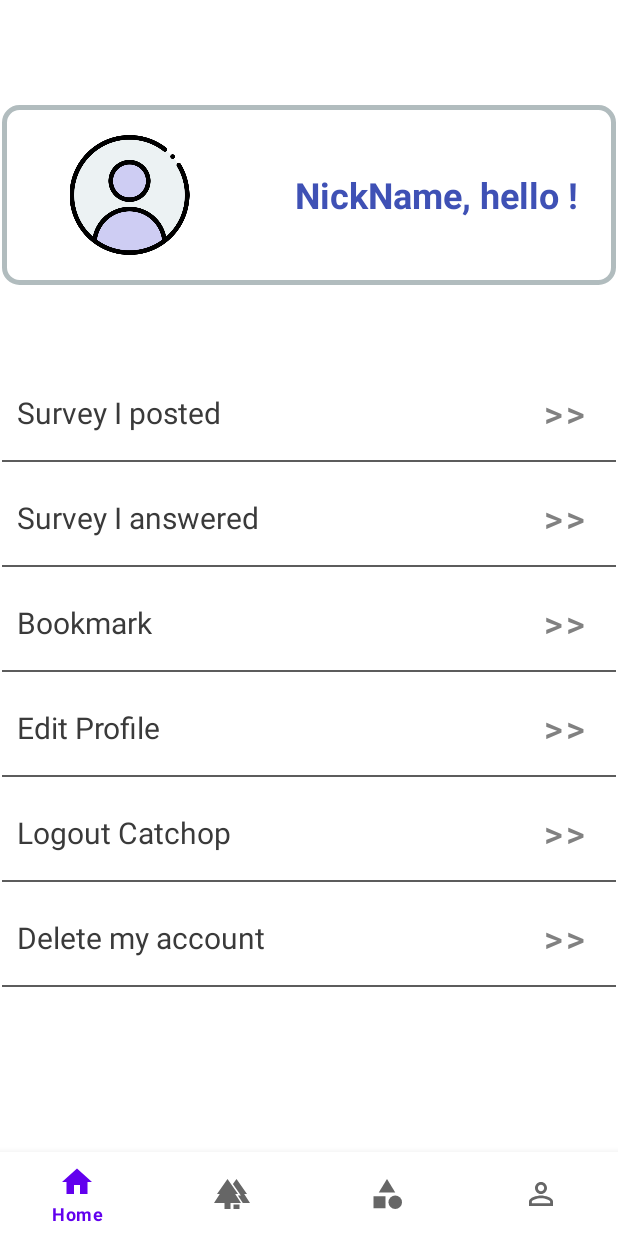
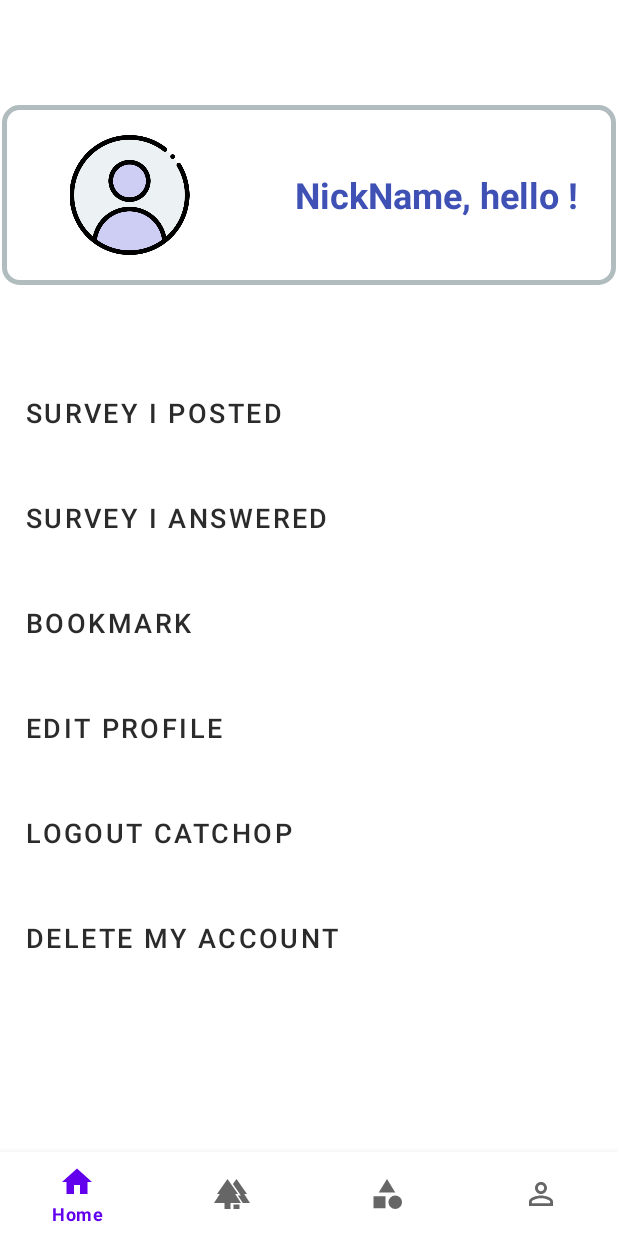
Before and after one commit to 0213sua/Catchop, an Android app: the fragment MypageFragment placed in its activity, on a phone screen of 412 x 824 dp. Run offline under Robolectric (Android 15) with nearby library versions, the light colour scheme and no system bars; our stand-ins replace Firebase (no records; nobody signed in at launch, a user with empty details on screens opened directly).

Commit message:
delete account

```diff
--- a/app/src/main/java/com/example/mp_teamproject/MypageFragment.kt
+++ b/app/src/main/java/com/example/mp_teamproject/MypageFragment.kt
@@ -34,30 +34,26 @@ class MypageFragment : Fragment() {
         // Inflate the layout for this fragment
         binding = FragmentMypageBinding.inflate(layoutInflater)
 
-        binding.LObtn.setOnClickListener {
+        binding.MPLogoutBtn.setOnClickListener {
             val intent = Intent(this@MypageFragment.requireContext(),Login::class.java)
             intent.addFlags(Intent.FLAG_ACTIVITY_CLEAR_TOP)
             startActivity(intent)
             auth?.signOut()
-            Toast.makeText( this.context, "로그아웃 성공", Toast.LENGTH_SHORT
+            Toast.makeText( this.context, "로그아웃되었습니다.", Toast.LENGTH_SHORT
             ).show()
         }
 
-        binding.DMAbtn.setOnClickListener {
+        binding.MPDeleteABtn.setOnClickListener {
             val intent = Intent(this@MypageFragment.requireContext(),Login::class.java)
             intent.addFlags(Intent.FLAG_ACTIVITY_CLEAR_TOP)
             startActivity(intent)
-            auth?.signOut()
-            Toast.makeText( this.context, "로그아웃 성공", Toast.LENGTH_SHORT
+            auth?.currentUser?.delete()
+            Toast.makeText( this.context, "회원 탈퇴가 완료되었습니다.", Toast.LENGTH_SHORT
             ).show()
         }
 
         return binding.root
     }
 
-    companion object {
-        fun newInstance():MypageFragment{
-            return MypageFragment()
-        }
-    }
+
 }
--- a/app/src/main/java/com/example/mp_teamproject/SignUp.kt
+++ b/app/src/main/java/com/example/mp_teamproject/SignUp.kt
@@ -1,16 +1,13 @@
 package com.example.mp_teamproject
 
-import android.R
 import android.os.Bundle
 import android.telephony.PhoneNumberFormattingTextWatcher
 import android.text.Editable
 import android.text.TextUtils
 import android.text.TextWatcher
-import android.view.View
-import android.widget.EditText
 import android.widget.Toast
+import androidx.appcompat.app.ActionBar
 import androidx.appcompat.app.AppCompatActivity
-import androidx.core.view.get
 import com.example.mp_teamproject.databinding.ActivitySignUpBinding
 import com.google.firebase.auth.FirebaseAuth
 
@@ -24,12 +21,28 @@ class SignUp : AppCompatActivity() {
         val binding = ActivitySignUpBinding.inflate(layoutInflater)
         setContentView(binding.root)
 
+        val actionBar: ActionBar? = supportActionBar
+
+        actionBar?.setTitle("Create Account")
+
+
+        actionBar?.setDisplayHomeAsUpEnabled(true) //뒤로가기버튼
+
+        actionBar?.setDisplayShowHomeEnabled(true)
+
         auth = FirebaseAuth.getInstance()
 
+
         binding.SUSignupBtn.setOnClickListener {
-            if (TextUtils.isEmpty(binding.SUNameEditText.getText())) { binding.SUSignupBtn.isEnabled = false }
-            if (TextUtils.isEmpty(binding.SUEmailEditText.getText())) { binding.SUSignupBtn.isEnabled = false }
-            if (TextUtils.isEmpty(binding.SUPhoneEditText.getText())) { binding.SUSignupBtn.isEnabled = false }
+            if (TextUtils.isEmpty(binding.SUNameEditText.getText())) {
+                Toast.makeText(this,"Plz put your name", Toast.LENGTH_SHORT).show()
+                return@setOnClickListener }
+            if (TextUtils.isEmpty(binding.SUEmailEditText.getText())) {
+                Toast.makeText(this,"Plz put your email", Toast.LENGTH_SHORT).show()
+                return@setOnClickListener }
+            if (TextUtils.isEmpty(binding.SUPhoneEditText.getText())) {
+                Toast.makeText(this,"Plz put your phone number", Toast.LENGTH_SHORT).show()
+                return@setOnClickListener }
 
 
             createAccount(
@@ -68,15 +81,22 @@ class SignUp : AppCompatActivity() {
         auth.createUserWithEmailAndPassword(email,password)
             .addOnCompleteListener { task ->
                 if (task.isSuccessful) {
-                    Toast.makeText(this,"회원가입 성공", Toast.LENGTH_SHORT).show()
-                    val user = auth.currentUser
+                    Toast.makeText(this,"Member registration Successful !", Toast.LENGTH_SHORT).show()
+                    //val firebaseUser: FirebaseUser? = auth.currentUser
+
+//                    val user = auth.currentUser
+//                    val hashMap: HashMap<String, Any> = HashMap()
+//                    hashMap["email"] = email
+//                    hashMap["pw"] = password
+//                    hashMap["name"] = name
+
 
                 } else {
-                    Toast.makeText(this, "회원가입 실패", Toast.LENGTH_SHORT).show()
+                    Toast.makeText(this, "Member registration Failed !", Toast.LENGTH_SHORT).show()
                 }
             }
             .addOnFailureListener {
-                Toast.makeText(this,"회원가입 실패", Toast.LENGTH_SHORT).show()
+                Toast.makeText(this,"Member registration Failed !", Toast.LENGTH_SHORT).show()
             }
     }
 
--- a/app/src/main/res/layout/fragment_mypage.xml
+++ b/app/src/main/res/layout/fragment_mypage.xml
@@ -55,175 +55,74 @@
             android:layout_marginTop="50dp"
             android:orientation="vertical">
 
-            <LinearLayout
+            <Button
+                android:id="@+id/MP_SIPBtn"
                 android:layout_width="match_parent"
-                android:layout_height="wrap_content"
-                android:orientation="horizontal"
-                android:background="@drawable/layout_outline">
-
-                <TextView
-                    android:id="@+id/SurveyIposted"
-                    android:layout_width="330dp"
                 android:layout_height="70dp"
-                    android:layout_marginLeft="10dp"
-                    android:gravity="center_vertical"
+                android:background="#00ff0000"
+                android:backgroundTint="#FEFEFE"
+                android:gravity="left|center"
                 android:text="Survey I posted"
-                    android:textColor="#3A3A3A"
-                    android:textSize="20sp" />
+                android:textColor="#2B2B2B"
+                android:textSize="18sp" />
 
             <Button
-                    android:id="@+id/SIPbtn"
-                    android:layout_width="wrap_content"
-                    android:layout_height="match_parent"
-                    android:layout_weight="1"
+                android:id="@+id/MP_SIABtn"
+                android:layout_width="match_parent"
+                android:layout_height="70dp"
                 android:background="#00ff0000"
                 android:backgroundTint="#FEFEFE"
-                    android:text=">>"
-                    android:textColor="#818181"
-                    android:textSize="24sp" />
+                android:text="Survey I answered"
+                android:textColor="#2B2B2B"
+                android:textSize="18sp"
+                android:gravity="left|center"/>
+            <Button
+                android:id="@+id/MP_BookmarkBtn"
+                android:layout_width="match_parent"
+                android:layout_height="70dp"
+                android:background="#00ff0000"
+                android:backgroundTint="#FEFEFE"
+                android:text="Bookmark"
+                android:textColor="#2B2B2B"
+                android:textSize="18sp"
+                android:gravity="left|center"/>
 
-            </LinearLayout>
-
-            <LinearLayout
-                android:layout_width="match_parent"
-                android:layout_height="wrap_content"
-                android:orientation="horizontal"
-                android:background="@drawable/layout_outline">
-
-                <TextView
-                    android:id="@+id/SurveyIanswered"
-                    android:layout_width="330dp"
-                    android:layout_height="70dp"
-                    android:layout_marginLeft="10dp"
-                    android:gravity="center_vertical"
-                    android:text="Survey I answered"
-                    android:textColor="#3A3A3A"
-                    android:textSize="20sp" />
 
             <Button
-                    android:id="@+id/SIAbtn"
-                    android:layout_width="wrap_content"
-                    android:layout_height="match_parent"
-                    android:layout_weight="1"
+                android:id="@+id/MP_EditprofileBtn"
+                android:layout_width="match_parent"
+                android:layout_height="70dp"
                 android:background="#00ff0000"
                 android:backgroundTint="#FEFEFE"
-                    android:text=">>"
-                    android:textColor="#818181"
-                    android:textSize="24sp" />
-            </LinearLayout>
+                android:text="Edit Profile"
+                android:textColor="#2B2B2B"
+                android:textSize="18sp"
+                android:gravity="left|center"/>
 
-            <LinearLayout
-                android:layout_width="match_parent"
-                android:layout_height="wrap_content"
-                android:orientation="horizontal"
-                android:background="@drawable/layout_outline">
-
-                <TextView
-                    android:id="@+id/mp_Bookmark"
-                    android:layout_width="330dp"
-                    android:layout_height="70dp"
-                    android:layout_marginLeft="10dp"
-                    android:gravity="center_vertical"
-                    android:text="Bookmark"
-                    android:textColor="#3A3A3A"
-                    android:textSize="20sp" />
 
             <Button
-                    android:id="@+id/BMbtn"
-                    android:layout_width="wrap_content"
-                    android:layout_height="match_parent"
-                    android:layout_weight="1"
+                android:id="@+id/MP_LogoutBtn"
+                android:layout_width="match_parent"
+                android:layout_height="70dp"
                 android:background="#00ff0000"
                 android:backgroundTint="#FEFEFE"
-                    android:text=">>"
-                    android:textColor="#818181"
-                    android:textSize="24sp" />
-            </LinearLayout>
-
-            <LinearLayout
-                android:layout_width="match_parent"
-                android:layout_height="wrap_content"
-                android:orientation="horizontal"
-                android:background="@drawable/layout_outline">
-
-                <TextView
-                    android:id="@+id/EditProfile"
-                    android:layout_width="330dp"
-                    android:layout_height="70dp"
-                    android:layout_marginLeft="10dp"
-                    android:gravity="center_vertical"
-                    android:text="Edit Profile"
-                    android:textColor="#3A3A3A"
-                    android:textSize="20sp"
-                    tools:ignore="DuplicateIds" />
+                android:text="Logout Catchop"
+                android:textColor="#2B2B2B"
+                android:textSize="18sp"
+                android:gravity="left|center"/>
 
             <Button
-                    android:id="@+id/EPbtn"
-                    android:layout_width="wrap_content"
-                    android:layout_height="match_parent"
-                    android:layout_weight="1"
+                android:id="@+id/MP_DeleteABtn"
+                android:layout_width="match_parent"
+                android:layout_height="70dp"
                 android:background="#00ff0000"
                 android:backgroundTint="#FEFEFE"
-                    android:text=">>"
-                    android:textColor="#818181"
-                    android:textSize="24sp" />
-            </LinearLayout>
+                android:text="Delete my account"
+                android:textColor="#2B2B2B"
+                android:textSize="18sp"
+                android:gravity="left|center"/>
 
-            <LinearLayout
-                android:layout_width="match_parent"
-                android:layout_height="wrap_content"
-                android:orientation="horizontal"
-                android:background="@drawable/layout_outline">
 
-                <TextView
-                    android:id="@+id/mp_Logout"
-                    android:layout_width="330dp"
-                    android:layout_height="70dp"
-                    android:layout_marginLeft="10dp"
-                    android:gravity="center_vertical"
-                    android:text="Logout Catchop"
-                    android:textColor="#3A3A3A"
-                    android:textSize="20sp" />
-
-                <Button
-                    android:id="@+id/LObtn"
-                    android:layout_width="wrap_content"
-                    android:layout_height="match_parent"
-                    android:layout_weight="1"
-                    android:background="#00ff0000"
-                    android:backgroundTint="#FEFEFE"
-                    android:text=">>"
-                    android:textColor="#818181"
-                    android:textSize="24sp" />
-            </LinearLayout>
-
-            <LinearLayout
-                android:layout_width="match_parent"
-                android:layout_height="wrap_content"
-                android:orientation="horizontal"
-                android:background="@drawable/layout_outline">
-
-                <TextView
-                    android:id="@+id/DeleteMyAccount"
-                    android:layout_width="330dp"
-                    android:layout_height="70dp"
-                    android:layout_marginLeft="10dp"
-                    android:gravity="center_vertical"
-                    android:text="Delete my account"
-                    android:textColor="#3A3A3A"
-                    android:textSize="20sp" />
-
-                <Button
-                    android:id="@+id/DMAbtn"
-                    android:layout_width="wrap_content"
-                    android:layout_height="match_parent"
-                    android:layout_weight="1"
-                    android:background="#00ff0000"
-                    android:backgroundTint="#FEFEFE"
-                    android:text=">>"
-                    android:textColor="#818181"
-                    android:textSize="24sp" />
-            </LinearLayout>
 
         </LinearLayout>
 
```
Lines whose indentation alone changed are shown as unchanged.
